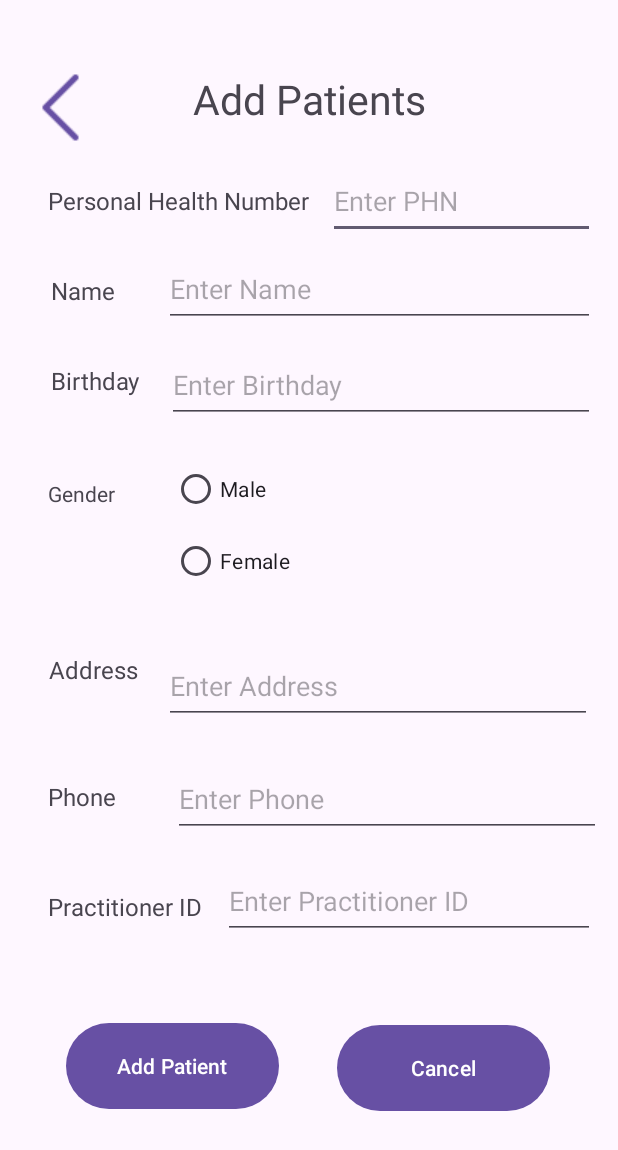
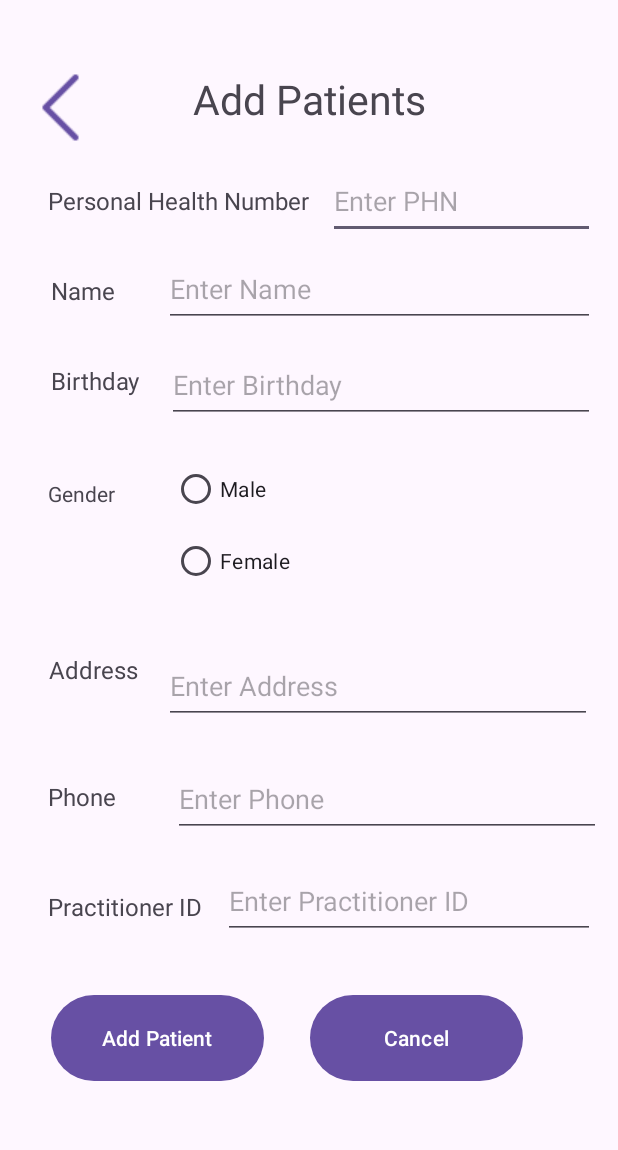
Before and after one commit to leshanLC/Health-Connect, an Android app: the layout activity_test.xml on its own in the app's theme, with its tools: preview values and no code run, on a phone screen of 412 x 824 dp. Shown: the top 1150 px of the screen. Run offline under Robolectric (Android 15) with nearby library versions, the phone set to English and light mode, and no system bars.

Commit message:
Add Patient functionlality and UI changes

```diff
--- a/app/src/main/java/com/example/healthconnect/TestActivity.java
+++ b/app/src/main/java/com/example/healthconnect/TestActivity.java
@@ -56,7 +56,6 @@ public class TestActivity extends AppCompatActivity {
                 startActivity(new Intent(TestActivity.this, PatientManagement.class));
             }
         });
-
     }
 
     private void savePatient(){
--- a/app/src/main/res/layout/activity_test.xml
+++ b/app/src/main/res/layout/activity_test.xml
@@ -181,10 +181,10 @@
         android:text="@string/btnAddPatient"
         app:layout_constraintBottom_toBottomOf="parent"
         app:layout_constraintEnd_toEndOf="parent"
-        app:layout_constraintHorizontal_bias="0.163"
+        app:layout_constraintHorizontal_bias="0.126"
         app:layout_constraintStart_toStartOf="parent"
         app:layout_constraintTop_toTopOf="parent"
-        app:layout_constraintVertical_bias="0.894" />
+        app:layout_constraintVertical_bias="0.869" />
 
     <Button
         android:id="@+id/btnCancel"
@@ -193,10 +193,10 @@
         android:text="@string/btnCancel"
         app:layout_constraintBottom_toBottomOf="parent"
         app:layout_constraintEnd_toEndOf="parent"
-        app:layout_constraintHorizontal_bias="0.831"
+        app:layout_constraintHorizontal_bias="0.765"
         app:layout_constraintStart_toStartOf="parent"
         app:layout_constraintTop_toTopOf="parent"
-        app:layout_constraintVertical_bias="0.895" />
+        app:layout_constraintVertical_bias="0.869" />
 
     <EditText
         android:id="@+id/edtAddress"
--- a/app/src/main/res/values/strings.xml
+++ b/app/src/main/res/values/strings.xml
@@ -16,7 +16,7 @@
     <string name="tvAddPatientHistory">Add Patient History</string>
     <string name="tvPatientHistory">Patient History</string>
     <string name="btnGeneratePDF">Generate PDF</string>
-    <string name="btnBack"> Back </string>
+    <string name="btnBack"> Back</string>
     <string name="DateTime"> Enter Date/Time</string>
     <string name="weight"> Enter Weight </string>
     <string name="height"> Enter Height </string>
```
